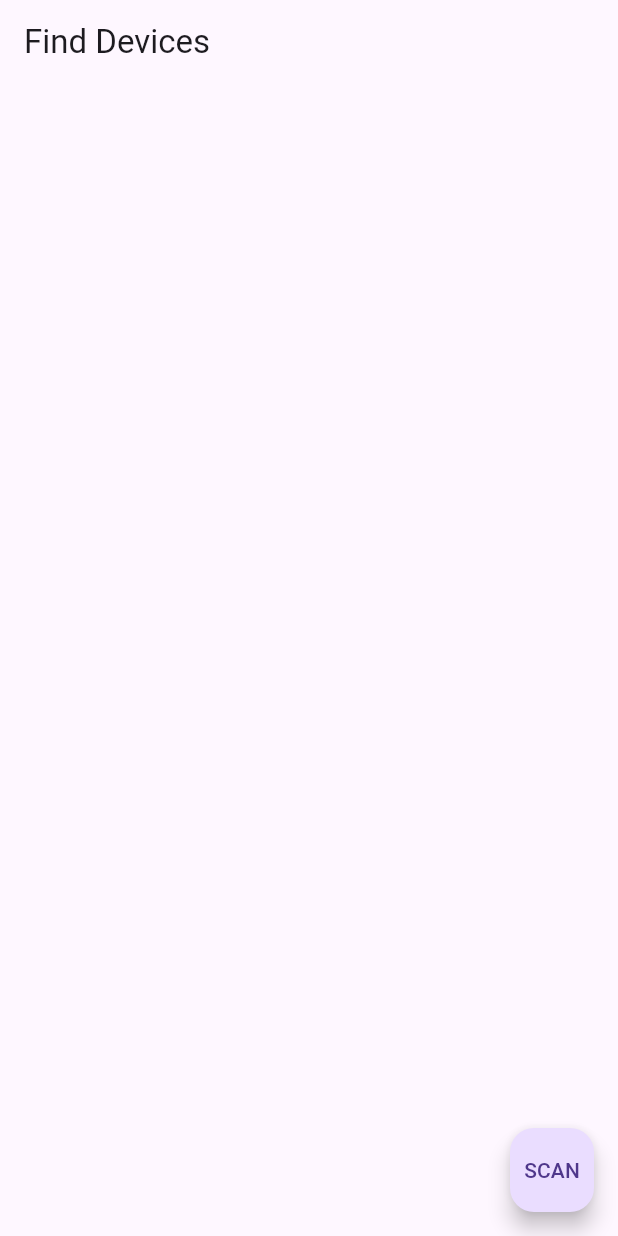
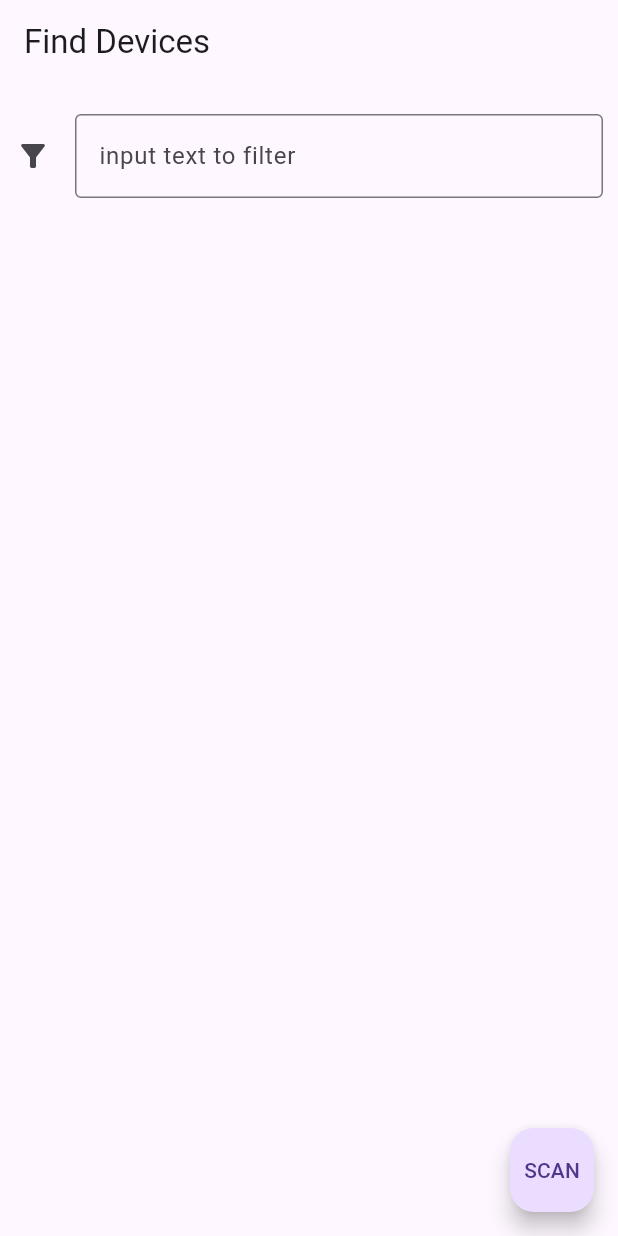
Before and after one commit to louiey-dev/flutter_ble_mon, a Flutter app: the screen it shows after launch, on a phone screen of 412 x 824 dp. Run offline on Flutter 3.47's test engine with Material 3 defaults, Android fonts, the phone set to English and light mode, and no system bars; our stand-ins replace flutter_blue_plus.

Commit message:
readme.md update feature : added filtering whiel scanning feature : added write value pop up screen while writing value

```diff
--- a/lib/main.dart
+++ b/lib/main.dart
@@ -20,7 +20,7 @@ void main() {
 // ScanScreen depending on the adapter state
 //
 class FlutterBlueApp extends StatefulWidget {
-  const FlutterBlueApp({Key? key}) : super(key: key);
+  const FlutterBlueApp({super.key});
 
   @override
   State<FlutterBlueApp> createState() => _FlutterBlueAppState();
--- a/lib/screens/scan_screen.dart
+++ b/lib/screens/scan_screen.dart
@@ -9,8 +9,10 @@ import '../widgets/system_device_tile.dart';
 import '../widgets/scan_result_tile.dart';
 import '../utils/extra.dart';
 
+var filterTextController = TextEditingController();
+
 class ScanScreen extends StatefulWidget {
-  const ScanScreen({Key? key}) : super(key: key);
+  const ScanScreen({super.key});
 
   @override
   State<ScanScreen> createState() => _ScanScreenState();
@@ -55,12 +57,14 @@ class _ScanScreenState extends State<ScanScreen> {
     try {
       _systemDevices = await FlutterBluePlus.systemDevices;
     } catch (e) {
-      Snackbar.show(ABC.b, prettyException("System Devices Error:", e), success: false);
+      Snackbar.show(ABC.b, prettyException("System Devices Error:", e),
+          success: false);
     }
     try {
       await FlutterBluePlus.startScan(timeout: const Duration(seconds: 15));
     } catch (e) {
-      Snackbar.show(ABC.b, prettyException("Start Scan Error:", e), success: false);
+      Snackbar.show(ABC.b, prettyException("Start Scan Error:", e),
+          success: false);
     }
     if (mounted) {
       setState(() {});
@@ -71,16 +75,19 @@ class _ScanScreenState extends State<ScanScreen> {
     try {
       FlutterBluePlus.stopScan();
     } catch (e) {
-      Snackbar.show(ABC.b, prettyException("Stop Scan Error:", e), success: false);
+      Snackbar.show(ABC.b, prettyException("Stop Scan Error:", e),
+          success: false);
     }
   }
 
   void onConnectPressed(BluetoothDevice device) {
     device.connectAndUpdateStream().catchError((e) {
-      Snackbar.show(ABC.c, prettyException("Connect Error:", e), success: false);
+      Snackbar.show(ABC.c, prettyException("Connect Error:", e),
+          success: false);
     });
     MaterialPageRoute route = MaterialPageRoute(
-        builder: (context) => DeviceScreen(device: device), settings: RouteSettings(name: '/DeviceScreen'));
+        builder: (context) => DeviceScreen(device: device),
+        settings: const RouteSettings(name: '/DeviceScreen'));
     Navigator.of(context).push(route);
   }
 
@@ -91,18 +98,19 @@ class _ScanScreenState extends State<ScanScreen> {
     if (mounted) {
       setState(() {});
     }
-    return Future.delayed(Duration(milliseconds: 500));
+    return Future.delayed(const Duration(milliseconds: 500));
   }
 
   Widget buildScanButton(BuildContext context) {
     if (FlutterBluePlus.isScanningNow) {
       return FloatingActionButton(
-        child: const Icon(Icons.stop),
         onPressed: onStopPressed,
         backgroundColor: Colors.red,
+        child: const Icon(Icons.stop),
       );
     } else {
-      return FloatingActionButton(child: const Text("SCAN"), onPressed: onScanPressed);
+      return FloatingActionButton(
+          onPressed: onScanPressed, child: const Text("SCAN"));
     }
   }
 
@@ -114,7 +122,7 @@ class _ScanScreenState extends State<ScanScreen> {
             onOpen: () => Navigator.of(context).push(
               MaterialPageRoute(
                 builder: (context) => DeviceScreen(device: d),
-                settings: RouteSettings(name: '/DeviceScreen'),
+                settings: const RouteSettings(name: '/DeviceScreen'),
               ),
             ),
             onConnect: () => onConnectPressed(d),
@@ -146,6 +154,17 @@ class _ScanScreenState extends State<ScanScreen> {
           onRefresh: onRefresh,
           child: ListView(
             children: <Widget>[
+              const SizedBox(height: 10),
+              Container(
+                padding: const EdgeInsets.all(10),
+                child: TextField(
+                  controller: filterTextController,
+                  decoration: const InputDecoration(
+                      icon: Icon(Icons.filter_alt),
+                      border: OutlineInputBorder(),
+                      hintText: "input text to filter"),
+                ),
+              ),
               ..._buildSystemDeviceTiles(context),
               ..._buildScanResultTiles(context),
             ],
```
Also changed, not shown: lib/screens/device_screen.dart (+43 -22 lines), lib/widgets/characteristic_tile.dart (+124 -13 lines), lib/widgets/scan_result_tile.dart (+39 -14 lines), screen_filter.jpg (added), screen_write_pop_up.jpg (added), 1 other file.
